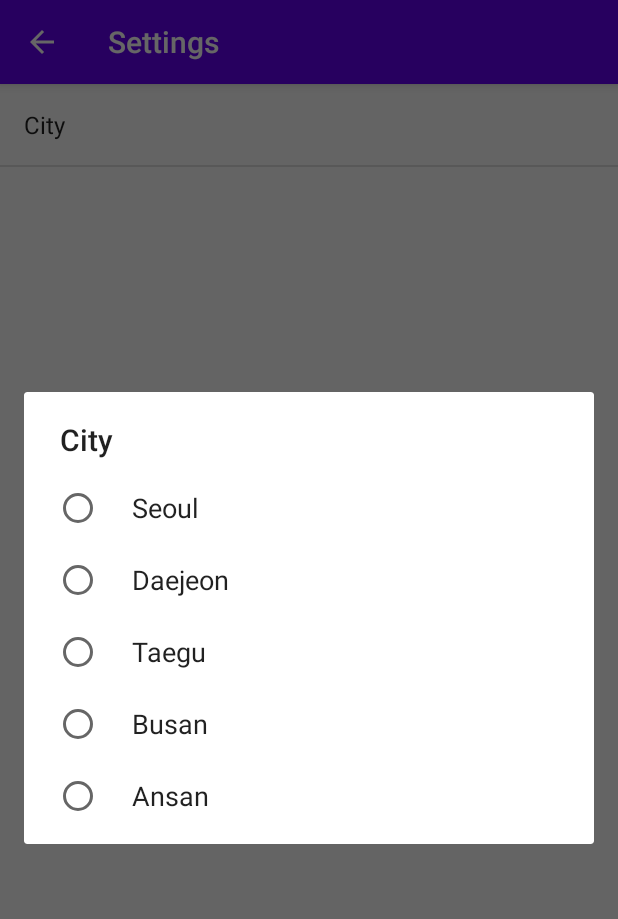
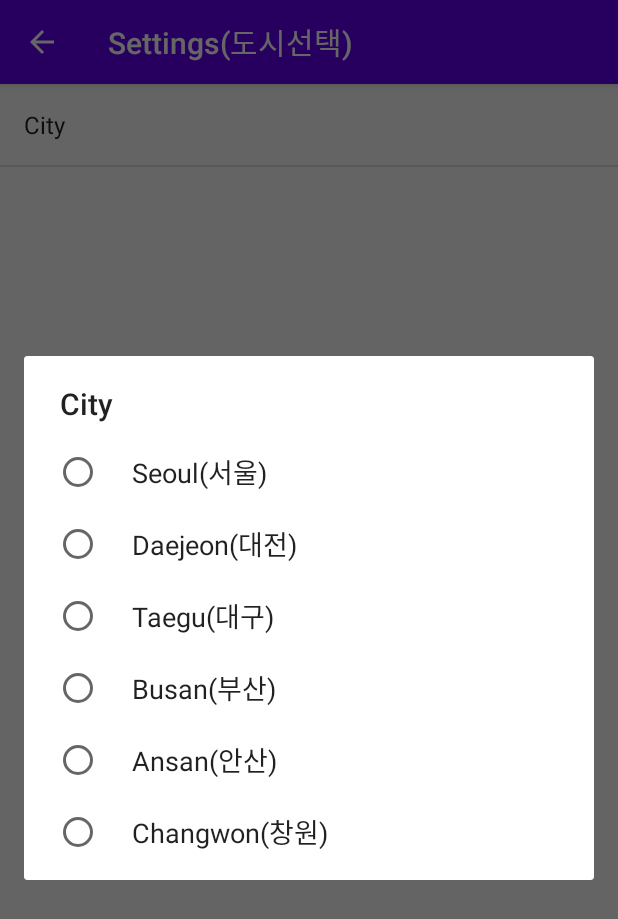
Before and after one commit to Connoriginal/oss-dev, an Android app: the SettingsActivity screen opened directly, with no data from a screen before it, after a tap on "City", on a phone screen of 412 x 824 dp. Shown: the top 919 px of the screen. Run offline under Robolectric (Android 15) with nearby library versions, the phone set to English and light mode, and no system bars.

Commit message:
7th assignment done(10/10) + add apk & snapshot

```diff
--- a/7th/ForecastWeatherApp/app/src/main/java/com/example/forecastweatherapp/FetchWeatherService.java
+++ b/7th/ForecastWeatherApp/app/src/main/java/com/example/forecastweatherapp/FetchWeatherService.java
@@ -133,7 +133,6 @@ public class FetchWeatherService extends Service {
                 cVVector.add(values);
 
                 if ( cVVector.size() > 0 ) {
-                    Log.d("AAAAAA", "OH YEA");
                     ContentValues[] cvArray = new ContentValues[cVVector.size()];
                     cVVector.toArray(cvArray);
                     getContentResolver().bulkInsert(WeatherContract.WeatherColumns.CONTENT_URI, cvArray);
@@ -142,7 +141,6 @@ public class FetchWeatherService extends Service {
                     getContentResolver().delete(WeatherContract.WeatherColumns.CONTENT_URI,
                             WeatherContract.WeatherColumns.COLUMN_DATE + " <= ?",
                             new String[] {Long.toString(dayTime.setJulianDay(julianStartDay-1))});
-                    Log.d("AAAAAA", "OH YEA");
                 }
             }
         }
--- a/7th/ForecastWeatherApp/app/src/main/res/menu/menu_forecast_fragment.xml
+++ b/7th/ForecastWeatherApp/app/src/main/res/menu/menu_forecast_fragment.xml
@@ -3,5 +3,5 @@
     xmlns:app="http://schemas.android.com/apk/res-auto">
     <item android:id="@+id/action_refresh"
         android:title="@string/action_refresh"
-        app:showAsAction="always" />
+        app:showAsAction="collapseActionView" />
 </menu>
--- a/7th/ForecastWeatherApp/app/src/main/res/menu/menu_main.xml
+++ b/7th/ForecastWeatherApp/app/src/main/res/menu/menu_main.xml
@@ -4,5 +4,5 @@
     <item android:id="@+id/action_settings"
         android:title="@string/action_settings"
         android:orderInCategory="100"
-        app:showAsAction="always" />
+        app:showAsAction="never" />
 </menu>
--- a/7th/ForecastWeatherApp/app/src/main/res/values/strings.xml
+++ b/7th/ForecastWeatherApp/app/src/main/res/values/strings.xml
@@ -1,11 +1,11 @@
 <resources>
-    <string name="app_name">Forecast Weather App</string>
+    <string name="app_name">태윤이의 기상예보</string>
 
-    <string name="action_refresh">Refresh</string>
-    <string name="action_settings">Settings</string>
+    <string name="action_refresh">Refresh(새로고침)</string>
+    <string name="action_settings">Settings(도시선택)</string>
     <!-- TODO: Remove or change this placeholder text -->
     <string name="hello_blank_fragment">Hello blank fragment</string>
-    <string name="title_activity_settings">Settings</string>
+    <string name="title_activity_settings">Settings(도시선택)</string>
 
     <!-- Strings related to Settings -->
 
@@ -16,12 +16,14 @@
         <item>1835327</item>
         <item>1838524</item>
         <item>1846918</item>
+        <item>1846326</item>
     </string-array>
     <string-array name="pref_city_list_titles">
-        <item>Seoul</item>
-        <item>Daejeon</item>
-        <item>Taegu</item>
-        <item>Busan</item>
-        <item>Ansan</item>
+        <item>Seoul(서울)</item>
+        <item>Daejeon(대전)</item>
+        <item>Taegu(대구)</item>
+        <item>Busan(부산)</item>
+        <item>Ansan(안산)</item>
+        <item>Changwon(창원)</item>
     </string-array>
 </resources>
```
Also changed, not shown: 12 other files.
